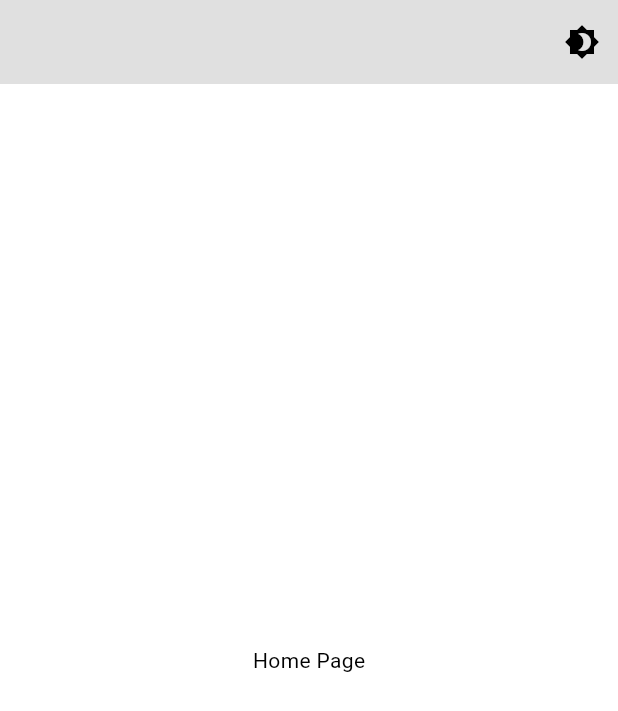
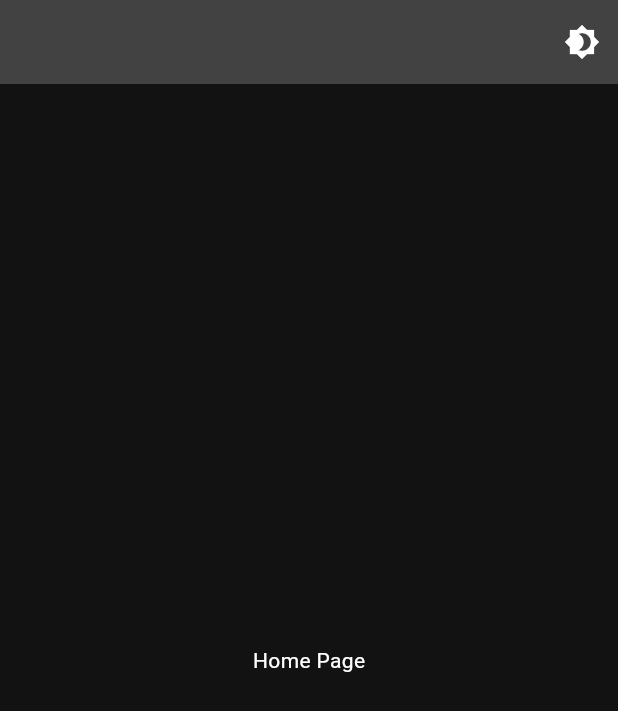
Before and after one commit to mahima-manik/flutter-starter-kit, a Flutter app: the screen it shows after launch, after a tap on the "brightness 4" icon, on a phone screen of 412 x 824 dp. Shown: the top 711 px of the screen. Run offline on Flutter 3.47's test engine with Material 3 defaults, Android fonts, the phone set to English and light mode, and no system bars.

Commit message:
Toggle theme using app bar icon

```diff
--- a/lib/main.dart
+++ b/lib/main.dart
@@ -1,12 +1,16 @@
 // ignore_for_file: prefer_const_constructors
 
 import 'package:flutter/material.dart';
+import 'package:provider/provider.dart';
 
 import 'src/pages/home_page.dart';
-import 'src/theme/theme.dart';
+import 'src/theme/theme_provider.dart';
 
 void main() async {
-  runApp(const MyApp());
+  runApp(ChangeNotifierProvider(
+    create: (context) => ThemeProvider(),
+    child: MyApp())
+  );
 }
 
 class MyApp extends StatelessWidget {
@@ -17,8 +21,7 @@ class MyApp extends StatelessWidget {
     return MaterialApp(
       debugShowCheckedModeBanner: false,
       home: HomePage(),
-      theme: lightMode,
-      darkTheme: darkMode,
+      theme: Provider.of<ThemeProvider>(context).themeData,
     );
   }
 }
--- a/lib/src/pages/home_page.dart
+++ b/lib/src/pages/home_page.dart
@@ -1,6 +1,9 @@
 // ignore_for_file: prefer_const_constructors
 
 import 'package:flutter/material.dart';
+
+import '../theme/theme_provider.dart';
+import 'package:provider/provider.dart';
 
 class HomePage extends StatefulWidget {
   const HomePage({super.key});
@@ -18,9 +21,7 @@ class _HomePageState extends State<HomePage> {
         backgroundColor: Theme.of(context).colorScheme.primary,
         actions: <Widget>[
           IconButton(icon: Icon(Icons.brightness_4), onPressed: () {
-            setState(() {
-              isDarkMode = !isDarkMode;
-            });
+            Provider.of<ThemeProvider>(context, listen: false).toggleTheme();
           })
         ],
       ),
--- /dev/null
+++ b/lib/src/theme/theme_provider.dart
@@ -0,0 +1,18 @@
+import 'package:flutter/material.dart';
+import '../theme/theme.dart';
+
+class ThemeProvider with ChangeNotifier {
+  ThemeData _themeData = lightMode;
+
+  ThemeData get themeData => _themeData;
+
+  void setThemeData(ThemeData themeData) {
+    _themeData = themeData;
+    notifyListeners();
+  }
+
+  void toggleTheme() {
+    _themeData = _themeData == lightMode ? darkMode : lightMode;
+    notifyListeners();
+  }
+}
--- a/pubspec.yaml
+++ b/pubspec.yaml
@@ -14,6 +14,7 @@ dependencies:
     sdk: flutter
   flutter_localizations:
     sdk: flutter
+  provider:
 
 dev_dependencies:
   flutter_test:
```
Also changed, not shown: pubspec.lock.
